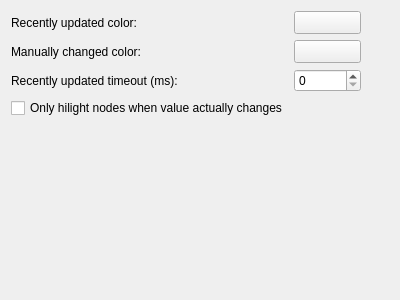
Above: ground/openpilotgcs/src/plugins/uavobjectbrowser/uavobjectbrowseroptionspage.ui from openpilot/OpenPilot before the change. Below: the same form after it.
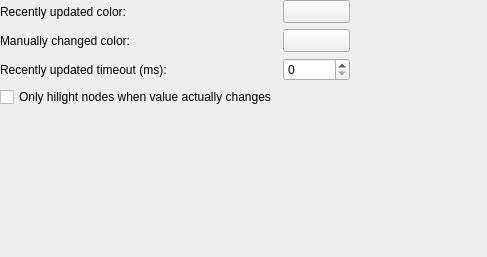
That is the form after the change. Custom widgets are drawn as their Qt base class.

Commit message: added scroll areas to all the preference settings screens

```diff
--- a/ground/openpilotgcs/src/plugins/uavobjectbrowser/uavobjectbrowseroptionspage.ui
+++ b/ground/openpilotgcs/src/plugins/uavobjectbrowser/uavobjectbrowseroptionspage.ui
@@ -6,14 +6,41 @@
    <rect>
     <x>0</x>
     <y>0</y>
-    <width>400</width>
-    <height>300</height>
+    <width>487</width>
+    <height>257</height>
    </rect>
   </property>
   <property name="windowTitle">
    <string>Form</string>
   </property>
+  <layout class="QVBoxLayout" name="verticalLayout">
+   <property name="margin">
+    <number>0</number>
+   </property>
+   <item>
+    <widget class="QScrollArea" name="scrollArea">
+     <property name="frameShape">
+      <enum>QFrame::NoFrame</enum>
+     </property>
+     <property name="frameShadow">
+      <enum>QFrame::Plain</enum>
+     </property>
+     <property name="widgetResizable">
+      <bool>true</bool>
+     </property>
+     <widget class="QWidget" name="scrollAreaWidgetContents">
+      <property name="geometry">
+       <rect>
+        <x>0</x>
+        <y>0</y>
+        <width>487</width>
+        <height>257</height>
+       </rect>
+      </property>
   <layout class="QGridLayout" name="gridLayout">
+       <property name="margin">
+        <number>0</number>
+       </property>
    <item row="0" column="0">
     <widget class="QLabel" name="label">
      <property name="text">
@@ -21,21 +48,52 @@
      </property>
     </widget>
    </item>
-   <item row="2" column="0">
+       <item row="0" column="1">
+        <widget class="Utils::QtColorButton" name="recentlyUpdatedButton">
+         <property name="sizePolicy">
+          <sizepolicy hsizetype="Preferred" vsizetype="Preferred">
+           <horstretch>0</horstretch>
+           <verstretch>0</verstretch>
+          </sizepolicy>
+         </property>
+         <property name="minimumSize">
+          <size>
+           <width>64</width>
+           <height>0</height>
+          </size>
+         </property>
+         <property name="text">
+          <string/>
+         </property>
+        </widget>
+       </item>
+       <item row="1" column="0">
     <widget class="QLabel" name="label_2">
      <property name="text">
       <string>Manually changed color:</string>
      </property>
     </widget>
    </item>
-   <item row="3" column="0">
-    <widget class="QLabel" name="label_3">
+       <item row="1" column="1">
+        <widget class="Utils::QtColorButton" name="manuallyChangedButton">
+         <property name="sizePolicy">
+          <sizepolicy hsizetype="Preferred" vsizetype="Fixed">
+           <horstretch>0</horstretch>
+           <verstretch>0</verstretch>
+          </sizepolicy>
+         </property>
+         <property name="minimumSize">
+          <size>
+           <width>64</width>
+           <height>0</height>
+          </size>
+         </property>
      <property name="text">
-      <string>Recently updated timeout (ms):</string>
+          <string/>
      </property>
     </widget>
    </item>
-   <item row="2" column="3">
+       <item row="1" column="2">
     <spacer name="horizontalSpacer">
      <property name="orientation">
       <enum>Qt::Horizontal</enum>
@@ -48,58 +106,14 @@
      </property>
     </spacer>
    </item>
-   <item row="5" column="3">
-    <spacer name="verticalSpacer">
-     <property name="orientation">
-      <enum>Qt::Vertical</enum>
-     </property>
-     <property name="sizeHint" stdset="0">
-      <size>
-       <width>20</width>
-       <height>40</height>
-      </size>
-     </property>
-    </spacer>
-   </item>
-   <item row="0" column="2">
-    <widget class="Utils::QtColorButton" name="recentlyUpdatedButton">
-     <property name="sizePolicy">
-      <sizepolicy hsizetype="Preferred" vsizetype="Preferred">
-       <horstretch>0</horstretch>
-       <verstretch>0</verstretch>
-      </sizepolicy>
-     </property>
-     <property name="minimumSize">
-      <size>
-       <width>64</width>
-       <height>0</height>
-      </size>
-     </property>
+       <item row="2" column="0">
+        <widget class="QLabel" name="label_3">
      <property name="text">
-      <string/>
+          <string>Recently updated timeout (ms):</string>
      </property>
     </widget>
    </item>
-   <item row="2" column="2">
-    <widget class="Utils::QtColorButton" name="manuallyChangedButton">
-     <property name="sizePolicy">
-      <sizepolicy hsizetype="Preferred" vsizetype="Fixed">
-       <horstretch>0</horstretch>
-       <verstretch>0</verstretch>
-      </sizepolicy>
-     </property>
-     <property name="minimumSize">
-      <size>
-       <width>64</width>
-       <height>0</height>
-      </size>
-     </property>
-     <property name="text">
-      <string/>
-     </property>
-    </widget>
-   </item>
-   <item row="3" column="2">
+       <item row="2" column="1">
     <widget class="QSpinBox" name="recentlyUpdatedTimeoutSpinBox">
      <property name="sizePolicy">
       <sizepolicy hsizetype="Preferred" vsizetype="Preferred">
@@ -115,14 +129,33 @@
      </property>
     </widget>
    </item>
-   <item row="4" column="0">
+       <item row="3" column="0">
     <widget class="QCheckBox" name="hilightBox">
      <property name="text">
       <string>Only hilight nodes when value actually changes</string>
      </property>
     </widget>
    </item>
-  </layout>
+       <item row="4" column="2">
+        <spacer name="verticalSpacer">
+         <property name="orientation">
+          <enum>Qt::Vertical</enum>
+         </property>
+         <property name="sizeHint" stdset="0">
+          <size>
+           <width>20</width>
+           <height>40</height>
+          </size>
+         </property>
+        </spacer>
+       </item>
+      </layout>
+     </widget>
+    </widget>
+   </item>
+  </layout>
+  <zorder>groupBox</zorder>
+  <zorder>scrollArea</zorder>
  </widget>
  <customwidgets>
   <customwidget>
```
Lines whose indentation alone changed are shown as unchanged. The commit also changes 13 other files.
